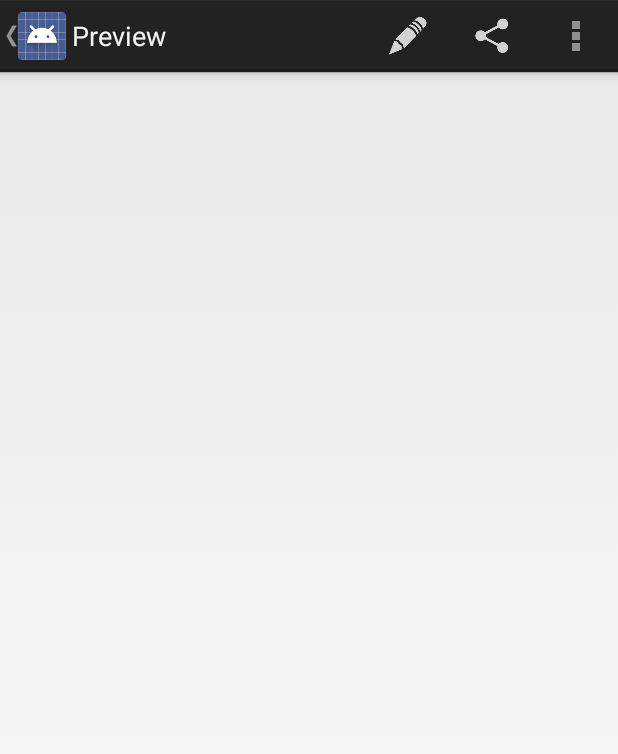
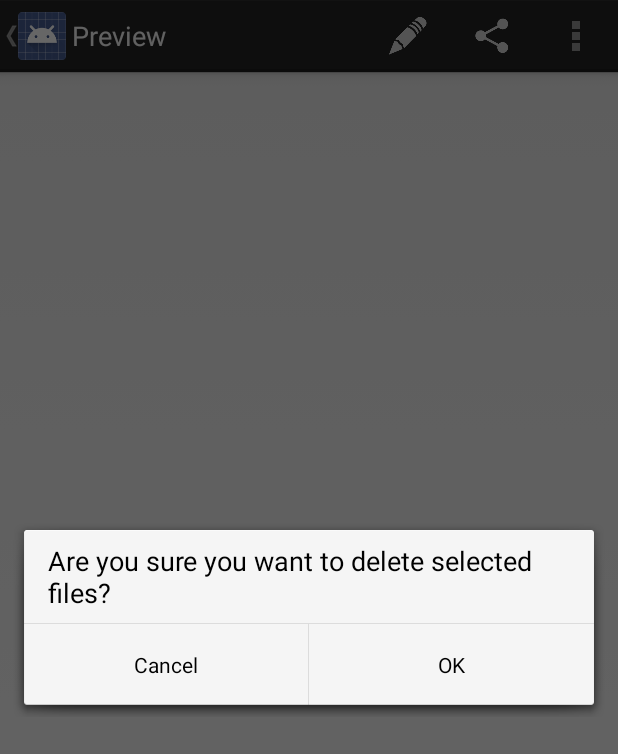
Before and after one commit to StrLght/Campanion, an Android app: the PreviewActivity screen opened directly, with no data from a screen before it, in the options menu, after a tap on "Delete", on a phone screen of 412 x 824 dp. Shown: the top 754 px of the screen. Run offline under Robolectric (Android 15) with nearby library versions, the phone set to English and light mode, and no system bars; 6 statements that could not run were skipped.

Commit message:
Added AlertDialog on delete
Also fixed typo in previous commit.

```diff
--- a/app/src/main/java/me/strlght/campanion/app/activity/PreviewActivity.java
+++ b/app/src/main/java/me/strlght/campanion/app/activity/PreviewActivity.java
@@ -1,6 +1,8 @@
 package me.strlght.campanion.app.activity;
 
 import android.app.Activity;
+import android.app.AlertDialog;
+import android.content.DialogInterface;
 import android.content.Intent;
 import android.os.Bundle;
 import android.support.v4.app.FragmentActivity;
@@ -16,6 +18,9 @@ import me.strlght.campanion.app.util.ShareUtils;
 
 import java.io.File;
 
+/**
+ * Created by starlight on 10/9/14.
+ */
 public class PreviewActivity extends FragmentActivity {
 
 	public static final String EXTRA_IMAGE_POSITION = "image_position";
@@ -113,11 +118,24 @@ public class PreviewActivity extends FragmentActivity {
 
 		@Override
 		public boolean onMenuItemClick(MenuItem menuItem) {
-			ImageDirectoryPagerAdapter adapter = (ImageDirectoryPagerAdapter) mPreviewPager.getAdapter();
-			File selection = adapter.getImage(mPreviewPager.getCurrentItem());
-			if (!FileUtils.delete(selection)) {
-				Toast.makeText(getBaseContext(), R.string.delete_fail, Toast.LENGTH_SHORT).show();
-			}
+			AlertDialog.Builder builder = new AlertDialog.Builder(PreviewActivity.this);
+			builder.setMessage(R.string.delete_question)
+					.setPositiveButton(android.R.string.yes, new DialogInterface.OnClickListener() {
+
+						@Override
+						public void onClick(DialogInterface dialogInterface, int i) {
+							ImageDirectoryPagerAdapter adapter = (ImageDirectoryPagerAdapter) mPreviewPager.getAdapter();
+							File selection = adapter.getImage(mPreviewPager.getCurrentItem());
+							if (!FileUtils.delete(selection)) {
+								Toast.makeText(getBaseContext(), R.string.delete_fail, Toast.LENGTH_SHORT).show();
+							}
+						}
+
+					})
+					.setNegativeButton(android.R.string.no, null)
+					.create()
+					.show();
+
 			return true;
 		}
 
--- a/app/src/main/java/me/strlght/campanion/app/view/RegionCameraView.java
+++ b/app/src/main/java/me/strlght/campanion/app/view/RegionCameraView.java
@@ -64,7 +64,7 @@ public class RegionCameraView extends ImageView {
 			Bitmap region = Bitmap.createBitmap(length, length, Bitmap.Config.ARGB_8888);
 			region.eraseColor(Color.parseColor("#00000000"));
 			Canvas canvas = new Canvas(region);
-			canvas.drawColor(Color.parseColor("#СС000000"));
+			canvas.drawColor(Color.parseColor("#CC000000"));
 			if (size != null) {
 				int originalWidth = size.width;
 				int originalHeight = size.height;
--- a/app/src/main/res/values/strings.xml
+++ b/app/src/main/res/values/strings.xml
@@ -18,5 +18,6 @@
     <string name="delete_button_text">Delete</string>
     <string name="deselect_button_text">Deselect</string>
     <string name="title_activity_edit">Edit</string>
+    <string name="delete_question">Are you sure you want to delete selected files?</string>
 
 </resources>
```
Also changed, not shown: app/src/main/java/me/strlght/campanion/app/activity/GalleryActivity.java (+18 -1 lines).
